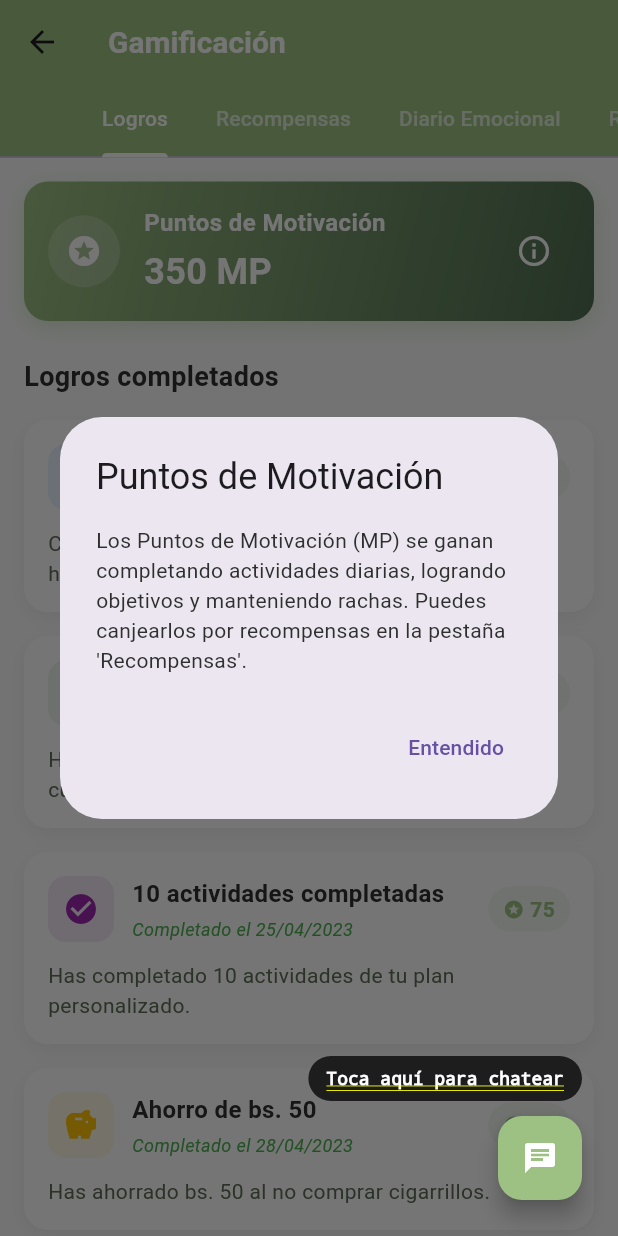
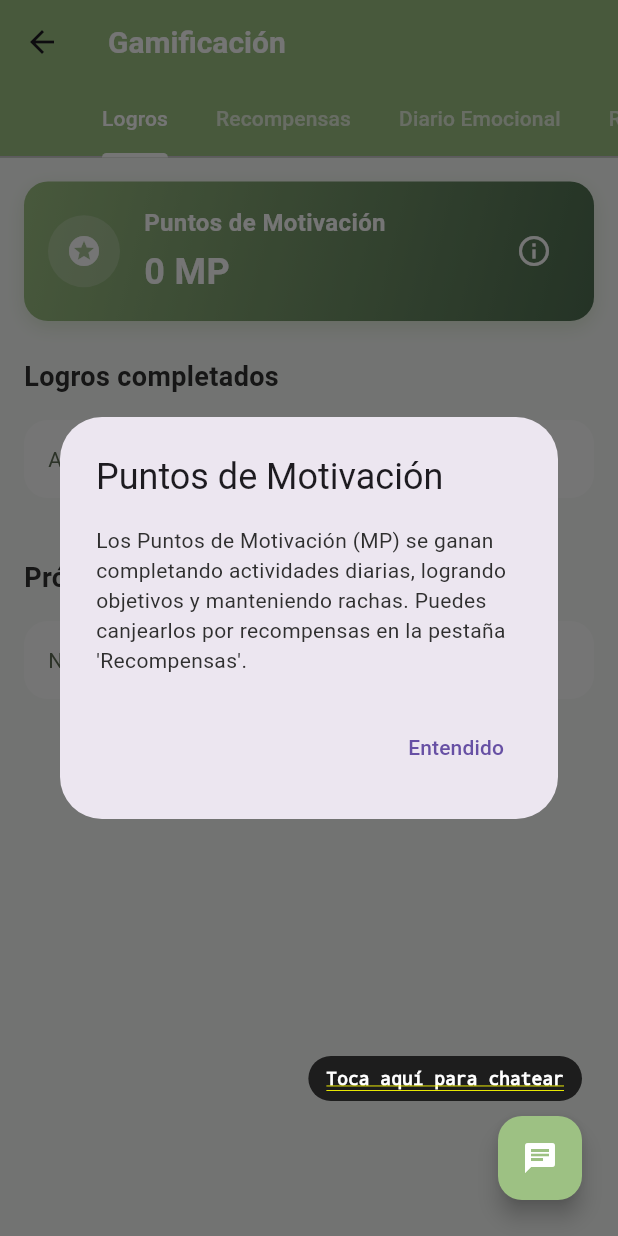
Before and after one commit to Dala777/zerosmokeApp, a Flutter app: the GamificationScreen screen opened directly, after a tap on the "info outline" icon, on a phone screen of 412 x 824 dp. Run offline on Flutter 3.47's test engine with Material 3 defaults, Android fonts, the phone set to English and light mode, and no system bars; our stand-ins replace font_awesome_flutter, percent_indicator, shared_preferences; accounts and stored records are empty; network calls fail.

Commit message:
Refactor user progress and daily plan models to improve data handling

```diff
--- a/lib/models/user_progress.dart
+++ b/lib/models/user_progress.dart
@@ -7,12 +7,37 @@ class UserProgress {
   final double moneySaved;
   final int daysWithoutSmoking;
   final double healthProgress;
+  final int cigarettesSmokedToday;
+  final int bestStreak;
+  final int planCurrentDay;
+  final int planTotalDays;
+  final double planProgress;
+  final int motivationPoints;
+  final List<Map<String, dynamic>> emotionStats;
+  final List<Map<String, dynamic>> symptomStats;
   final String dependencyLevel;
   final List<String> motivations;
   final Map<String, dynamic> healthMetrics;
   final Map<String, dynamic> achievements;
   final List<WeeklyProgress> weeklyData;
   final Map<String, dynamic>? assignedPlan; // información básica del plan seleccionada
+
+  static int _toInt(dynamic value) {
+    if (value is int) return value;
+    if (value is num) return value.toInt();
+    return int.tryParse(value?.toString() ?? '') ?? 0;
+  }
+
+  static double _toDouble(dynamic value) {
+    if (value is double) return value;
+    if (value is num) return value.toDouble();
+    return double.tryParse(value?.toString() ?? '') ?? 0.0;
+  }
+
+  static List<Map<String, dynamic>> _mapList(dynamic value) {
+    if (value is! List) return [];
+    return value.whereType<Map>().map((item) => Map<String, dynamic>.from(item)).toList();
+  }
 
   UserProgress({
     required this.userId,
@@ -23,6 +48,14 @@ class UserProgress {
     this.moneySaved = 0.0,
     this.daysWithoutSmoking = 0,
     this.healthProgress = 0.0,
+    this.cigarettesSmokedToday = 0,
+    this.bestStreak = 0,
+    this.planCurrentDay = 0,
+    this.planTotalDays = 0,
+    this.planProgress = 0.0,
+    this.motivationPoints = 0,
+    this.emotionStats = const [],
+    this.symptomStats = const [],
     this.dependencyLevel = 'Moderado',
     this.motivations = const [],
     this.healthMetrics = const {},
@@ -32,26 +65,39 @@ class UserProgress {
   });
 
   factory UserProgress.fromJson(Map<String, dynamic> json) {
+    final rawWeeklyData = json['weeklyData'];
+
     return UserProgress(
       userId: json['userId'] ?? '',
       startDate: json['startDate'] != null
           ? DateTime.parse(json['startDate'])
           : DateTime.now(),
-      cigarettesPerDay: json['cigarettesPerDay'] ?? 0,
-      packagePrice: (json['packagePrice'] ?? 0.0).toDouble(),
-      cigarettesAvoided: json['cigarettesAvoided'] ?? 0,
-      moneySaved: (json['moneySaved'] ?? 0.0).toDouble(),
-      daysWithoutSmoking: json['daysWithoutSmoking'] ?? 0,
-      healthProgress: (json['healthProgress'] ?? 0.0).toDouble(),
+      cigarettesPerDay: _toInt(json['cigarettesPerDay']),
+      packagePrice: _toDouble(json['packagePrice']),
+      cigarettesAvoided: _toInt(json['cigarettesAvoided']),
+      moneySaved: _toDouble(json['moneySaved']),
+      daysWithoutSmoking: _toInt(json['daysWithoutSmoking']),
+      healthProgress: _toDouble(json['healthProgress']),
+      cigarettesSmokedToday: _toInt(json['cigarettesSmokedToday']),
+      bestStreak: _toInt(json['bestStreak']),
+      planCurrentDay: _toInt(json['planCurrentDay']),
+      planTotalDays: _toInt(json['planTotalDays']),
+      planProgress: _toDouble(json['planProgress']),
+      motivationPoints: _toInt(json['motivationPoints']),
+      emotionStats: _mapList(json['emotionStats']),
+      symptomStats: _mapList(json['symptomStats']),
       dependencyLevel: json['dependencyLevel'] ?? 'Moderado',
       motivations: List<String>.from(json['motivations'] ?? []),
       healthMetrics: json['healthMetrics'] ?? {},
       achievements: json['achievements'] ?? {},
-      weeklyData: json['weeklyData'] != null
-          ? List<WeeklyProgress>.from(
-              json['weeklyData'].map((x) => WeeklyProgress.fromJson(x)))
+      weeklyData: rawWeeklyData is List
+          ? rawWeeklyData.map<WeeklyProgress>(
+              (x) => WeeklyProgress.fromJson(Map<String, dynamic>.from(x)),
+            ).toList()
           : [],
-      assignedPlan: json['assignedPlan'] != null ? Map<String, dynamic>.from(json['assignedPlan']) : null,
+      assignedPlan: json['assignedPlan'] != null
+          ? Map<String, dynamic>.from(json['assignedPlan'])
+          : null,
     );
   }
 
@@ -65,6 +111,14 @@ class UserProgress {
       'moneySaved': moneySaved,
       'daysWithoutSmoking': daysWithoutSmoking,
       'healthProgress': healthProgress,
+      'cigarettesSmokedToday': cigarettesSmokedToday,
+      'bestStreak': bestStreak,
+      'planCurrentDay': planCurrentDay,
+      'planTotalDays': planTotalDays,
+      'planProgress': planProgress,
+      'motivationPoints': motivationPoints,
+      'emotionStats': emotionStats,
+      'symptomStats': symptomStats,
       'dependencyLevel': dependencyLevel,
       'motivations': motivations,
       'healthMetrics': healthMetrics,
@@ -83,6 +137,14 @@ class UserProgress {
     double? moneySaved,
     int? daysWithoutSmoking,
     double? healthProgress,
+    int? cigarettesSmokedToday,
+    int? bestStreak,
+    int? planCurrentDay,
+    int? planTotalDays,
+    double? planProgress,
+    int? motivationPoints,
+    List<Map<String, dynamic>>? emotionStats,
+    List<Map<String, dynamic>>? symptomStats,
     String? dependencyLevel,
     List<String>? motivations,
     Map<String, dynamic>? healthMetrics,
@@ -99,6 +161,14 @@ class UserProgress {
       moneySaved: moneySaved ?? this.moneySaved,
       daysWithoutSmoking: daysWithoutSmoking ?? this.daysWithoutSmoking,
       healthProgress: healthProgress ?? this.healthProgress,
+      cigarettesSmokedToday: cigarettesSmokedToday ?? this.cigarettesSmokedToday,
+      bestStreak: bestStreak ?? this.bestStreak,
+      planCurrentDay: planCurrentDay ?? this.planCurrentDay,
+      planTotalDays: planTotalDays ?? this.planTotalDays,
+      planProgress: planProgress ?? this.planProgress,
+      motivationPoints: motivationPoints ?? this.motivationPoints,
+      emotionStats: emotionStats ?? this.emotionStats,
+      symptomStats: symptomStats ?? this.symptomStats,
       dependencyLevel: dependencyLevel ?? this.dependencyLevel,
       motivations: motivations ?? this.motivations,
       healthMetrics: healthMetrics ?? this.healthMetrics,
@@ -110,8 +180,9 @@ class UserProgress {
 
   // Calcular el porcentaje de reducción
   double get reductionPercentage {
-    if (cigarettesPerDay == 0) return 0.0;
-    return (cigarettesAvoided / (daysWithoutSmoking * cigarettesPerDay)) * 100;
+    final baseline = daysWithoutSmoking * cigarettesPerDay;
+    if (cigarettesPerDay <= 0 || daysWithoutSmoking <= 0 || baseline <= 0) return 0.0;
+    return (cigarettesAvoided / baseline) * 100;
   }
 
   // Obtener logros completados
@@ -142,7 +213,7 @@ class UserProgress {
           description: value['description'] ?? '',
           date: null,
           isCompleted: false,
-          progress: value['progress'] ?? 0.0,
+          progress: _toDouble(value['progress']),
         ));
       }
     });
@@ -156,22 +227,42 @@ class WeeklyProgress {
   final List<int> dailyCigarettes;
   final int weeklyGoal;
   final int totalSmoked;
+  final int baselineExpected;
+  final int cigarettesAvoided;
+  final int reductionPercentage;
+  final String label;
 
   WeeklyProgress({
     required this.weekStart,
     required this.dailyCigarettes,
     required this.weeklyGoal,
     required this.totalSmoked,
+    this.baselineExpected = 0,
+    this.cigarettesAvoided = 0,
+    this.reductionPercentage = 0,
+    this.label = '',
   });
 
+  static int _toInt(dynamic value) {
+    if (value is int) return value;
+    if (value is num) return value.toInt();
+    return int.tryParse(value?.toString() ?? '') ?? 0;
+  }
+
   factory WeeklyProgress.fromJson(Map<String, dynamic> json) {
+    final rawDaily =
+        json['dailyCigarettes'] is List ? json['dailyCigarettes'] as List : const [];
     return WeeklyProgress(
       weekStart: json['weekStart'] != null
           ? DateTime.parse(json['weekStart'])
           : DateTime.now(),
-      dailyCigarettes: List<int>.from(json['dailyCigarettes'] ?? [0, 0, 0, 0, 0, 0, 0]),
-      weeklyGoal: json['weeklyGoal'] ?? 0,
-      totalSmoked: json['totalSmoked'] ?? 0,
+      dailyCigarettes: rawDaily.map<int>(_toInt).toList(),
+      weeklyGoal: _toInt(json['weeklyGoal']),
+      totalSmoked: _toInt(json['totalSmoked']),
+      baselineExpected: _toInt(json['baselineExpected'] ?? json['weeklyGoal']),
+      cigarettesAvoided: _toInt(json['cigarettesAvoided']),
+      reductionPercentage: _toInt(json['reductionPercentage']),
+      label: (json['label'] ?? '').toString(),
     );
   }
 
@@ -181,12 +272,18 @@ class WeeklyProgress {
       'dailyCigarettes': dailyCigarettes,
       'weeklyGoal': weeklyGoal,
       'totalSmoked': totalSmoked,
+      'baselineExpected': baselineExpected,
+      'cigarettesAvoided': cigarettesAvoided,
+      'reductionPercentage': reductionPercentage,
+      'label': label,
     };
   }
 
   double get completionPercentage {
-    if (weeklyGoal == 0) return 0.0;
-    return (totalSmoked / weeklyGoal) * 100;
+    if (reductionPercentage > 0) return reductionPercentage.toDouble();
+    if (weeklyGoal <= 0) return 0.0;
+    final reduction = ((weeklyGoal - totalSmoked) / weeklyGoal) * 100;
+    return reduction.clamp(0.0, 100.0).toDouble();
   }
 }
 
--- a/lib/screens/gamification_screen.dart
+++ b/lib/screens/gamification_screen.dart
@@ -1,5 +1,8 @@
 import 'package:flutter/material.dart';
 import 'package:flutter/services.dart';
+import 'package:provider/provider.dart';
+import '../models/user_progress.dart';
+import '../providers/progress_provider.dart';
 import '../theme/app_colors.dart';
 import '../models/emotional_entry.dart';
 import '../models/support_contact.dart';
@@ -16,90 +19,6 @@ class GamificationScreen extends StatefulWidget {
 class _GamificationScreenState extends State<GamificationScreen> with SingleTickerProviderStateMixin {
   late TabController _tabController;
   int _motivationPoints = 350; // Puntos de motivación del usuario
-
-  // Lista de logros
-  final List<Map<String, dynamic>> _achievements = [
-    {
-      'id': 'day1',
-      'title': 'Primer día sin fumar',
-      'description': 'Completaste tu primer día sin fumar. ¡El primer paso hacia una vida más saludable!',
-      'icon': Icons.calendar_today,
-      'color': Colors.blue,
-      'isCompleted': true,
-      'date': '15/04/2023',
-      'points': 50,
-    },
-    {
-      'id': 'week1',
-      'title': 'Una semana sin fumar',
-      'description': 'Has completado 7 días consecutivos sin fumar. ¡Tu cuerpo ya está notando los beneficios!',
-      'icon': Icons.calendar_view_week,
-      'color': Colors.green,
-      'isCompleted': true,
-      'date': '22/04/2023',
-      'points': 100,
-    },
-    {
-      'id': 'activities10',
-      'title': '10 actividades completadas',
-      'description': 'Has completado 10 actividades de tu plan personalizado.',
-      'icon': Icons.check_circle,
-      'color': Colors.purple,
-      'isCompleted': true,
-      'date': '25/04/2023',
-      'points': 75,
-    },
-    {
-      'id': 'month1',
-      'title': 'Un mes sin fumar',
-      'description': 'Has completado 30 días sin fumar. ¡Tu riesgo de enfermedades cardíacas ha disminuido!',
-      'icon': Icons.calendar_month,
-      'color': Colors.orange,
-      'isCompleted': false,
-      'progress': 0.7,
-      'points': 200,
-    },
-    {
-      'id': 'money50',
-      'title': 'Ahorro de bs. 50',
-      'description': 'Has ahorrado bs. 50 al no comprar cigarrillos.',
-      'icon': Icons.savings,
-      'color': Colors.amber,
-      'isCompleted': true,
-      'date': '28/04/2023',
-      'points': 50,
-    },
-    {
-      'id': 'streak10',
-      'title': 'Racha de 10 días',
-      'description': 'Has completado actividades durante 10 días consecutivos.',
-      'icon': Icons.local_fire_department,
-      'color': Colors.red,
-      'isCompleted': false,
-      'progress': 0.8,
-      'points': 100,
-    },
-    {
-      'id': 'health25',
-      'title': '25% de mejora en salud',
-      'description': 'Tu salud ha mejorado un 25% desde que dejaste de fumar.',
-      'icon': Icons.favorite,
-      'color': Colors.pink,
-      'isCompleted': true,
-      'date': '01/05/2023',
-      'points': 75,
-    },
-    {
-      'id': 'cravings20',
-      'title': 'Superaste 20 antojos',
-      'description': 'Has utilizado técnicas para superar 20 antojos de fumar.',
-      'icon': Icons.psychology,
-      'color': Colors.teal,
-      'isCompleted': false,
-      'progress': 0.5,
-      'points': 100,
-    },
-  ];
 
   // Lista de recompensas
   final List<Map<String, dynamic>> _rewards = [
@@ -158,6 +77,11 @@ class _GamificationScreenState extends State<GamificationScreen> with SingleTick
   void initState() {
     super.initState();
     _tabController = TabController(length: 4, vsync: this);
+    WidgetsBinding.instance.addPostFrameCallback((_) {
+      final provider = Provider.of<ProgressProvider>(context, listen: false);
+      provider.loadUserProgress();
+      provider.loadAchievements();
+    });
   }
 
   @override
@@ -213,6 +137,40 @@ class _GamificationScreenState extends State<GamificationScreen> with SingleTick
       }
     }
     return 0;
+  }
+
+  Map<String, dynamic> _achievementViewModel(Achievement achievement) {
+    final visual = _achievementVisual(achievement.id);
+    return {
+      'id': achievement.id,
+      'title': achievement.title,
+      'description': achievement.description,
+      'icon': visual['icon'],
+      'color': visual['color'],
+      'isCompleted': achievement.isCompleted,
+      'date': achievement.date != null ? _formatDate(achievement.date!) : '',
+      'progress': achievement.progress.clamp(0.0, 1.0).toDouble(),
+      'points': visual['points'],
+    };
+  }
+
+  Map<String, dynamic> _achievementVisual(String id) {
+    switch (id) {
+      case 'firstDay':
+        return {'icon': Icons.calendar_today, 'color': Colors.blue, 'points': 50};
+      case 'firstWeek':
+        return {'icon': Icons.calendar_view_week, 'color': Colors.green, 'points': 100};
+      case 'firstMonth':
+        return {'icon': Icons.calendar_month, 'color': Colors.orange, 'points': 200};
+      case 'moneySaved':
+        return {'icon': Icons.savings, 'color': Colors.amber, 'points': 75};
+      default:
+        return {'icon': Icons.emoji_events, 'color': AppColors.primary, 'points': 50};
+    }
+  }
+
+  String _formatDate(DateTime date) {
+    return '${date.day.toString().padLeft(2, '0')}/${date.month.toString().padLeft(2, '0')}/${date.year}';
   }
 
   @override
@@ -279,9 +237,15 @@ class _GamificationScreenState extends State<GamificationScreen> with SingleTick
   }
 
   Widget _buildAchievementsTab() {
+    final progressProvider = Provider.of<ProgressProvider>(context);
+    final achievements = progressProvider.achievements.map(_achievementViewModel).toList();
     // Separar logros completados y pendientes
-    final completedAchievements = _achievements.where((a) => a['isCompleted'] == true).toList();
-    final pendingAchievements = _achievements.where((a) => a['isCompleted'] != true).toList();
+    final completedAchievements = achievements.where((a) => a['isCompleted'] == true).toList();
+    final pendingAchievements = achievements.where((a) => a['isCompleted'] != true).toList();
+    final motivationPoints = progressProvider.userProgress?.motivationPoints ?? completedAchievements.fold<int>(
+      0,
+      (total, achievement) => total + ((achievement['points'] ?? 0) as int),
+    );
 
     return SingleChildScrollView(
       padding: const EdgeInsets.all(16),
@@ -337,7 +301,7 @@ class _GamificationScreenState extends State<GamificationScreen> with SingleTick
                     ),
                     const SizedBox(height: 4),
                     Text(
-                      "$_motivationPoints MP",
+                      "$motivationPoints MP",
                       style: const TextStyle(
                         color: Colors.white,
                         fontSize: 24,
@@ -388,6 +352,9 @@ class _GamificationScreenState extends State<GamificationScreen> with SingleTick
           ),
           const SizedBox(height: 16),
 
+          if (completedAchievements.isEmpty)
+            _buildEmptyAchievementsMessage("Aún no hay logros completados")
+          else
             ...completedAchievements.map((achievement) => _buildAchievementCard(
               achievement: achievement,
               isCompleted: true,
@@ -406,6 +373,9 @@ class _GamificationScreenState extends State<GamificationScreen> with SingleTick
           ),
           const SizedBox(height: 16),
 
+          if (pendingAchievements.isEmpty)
+            _buildEmptyAchievementsMessage("No hay logros pendientes")
+          else
             ...pendingAchievements.map((achievement) => _buildAchievementCard(
               achievement: achievement,
               isCompleted: false,
@@ -415,7 +385,27 @@ class _GamificationScreenState extends State<GamificationScreen> with SingleTick
     );
   }
 
+  Widget _buildEmptyAchievementsMessage(String message) {
+    return Container(
+      width: double.infinity,
+      padding: const EdgeInsets.all(16),
+      margin: const EdgeInsets.only(bottom: 16),
+      decoration: BoxDecoration(
+        color: AppColors.cardBackground,
+        borderRadius: BorderRadius.circular(16),
+      ),
+      child: Text(
+        message,
+        style: TextStyle(
+          color: AppColors.textSecondary,
+          fontSize: 14,
+        ),
+      ),
+    );
+  }
+
   Widget _buildRewardsTab() {
+    final motivationPoints = Provider.of<ProgressProvider>(context).userProgress?.motivationPoints ?? _motivationPoints;
     return SingleChildScrollView(
       padding: const EdgeInsets.all(16),
       child: Column(
@@ -470,7 +460,7 @@ class _GamificationScreenState extends State<GamificationScreen> with SingleTick
                     ),
                     const SizedBox(height: 4),
                     Text(
-                      "$_motivationPoints MP",
+                      "$motivationPoints MP",
                       style: const TextStyle(
                         color: Colors.white,
                         fontSize: 24,
@@ -632,8 +622,9 @@ class _GamificationScreenState extends State<GamificationScreen> with SingleTick
   }
 
   Widget _buildRewardCard(Map<String, dynamic> reward) {
+    final availablePoints = Provider.of<ProgressProvider>(context, listen: false).userProgress?.motivationPoints ?? _motivationPoints;
     final bool isUnlocked = reward['isUnlocked'] == true;
-    final bool canUnlock = _motivationPoints >= reward['cost'];
+    final bool canUnlock = availablePoints >= reward['cost'];
 
     return Container(
       margin: const EdgeInsets.only(bottom: 16),
```
Also changed, not shown: lib/models/daily_checkin.dart (+20 -7 lines), lib/models/daily_plan.dart (+17 -6 lines), lib/providers/progress_provider.dart (+87 -9 lines), lib/screens/dashboard_screen.dart (+8 -14 lines), lib/screens/home_screen.dart (+6 -8 lines), lib/screens/progress_screen.dart (+125 -6 lines), lib/services/progress_service.dart (+48 -0 lines), lib/widgets/progress_widgets.dart (+20 -7 lines). Lines whose indentation alone changed are shown as unchanged.
